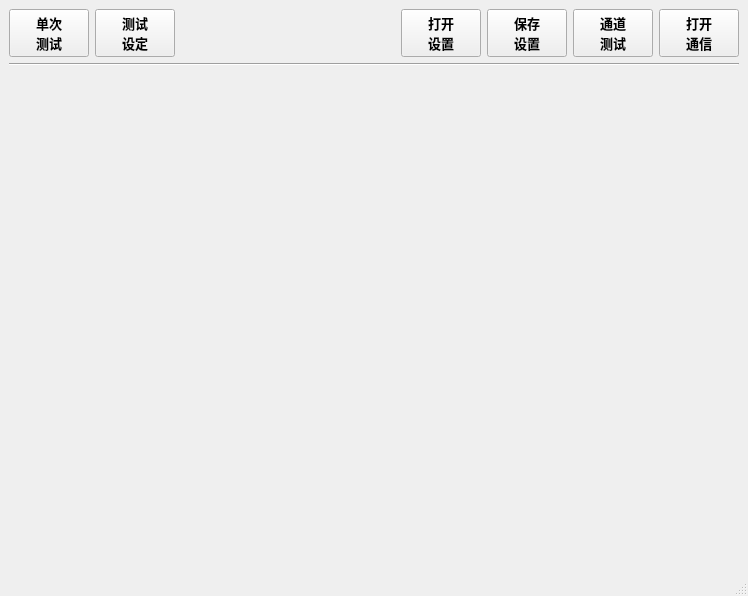
Before: the Qt Designer form MulitChannalBox/clsMultiChannaeBox.ui in caicaiking/WKEFactoryView2014, drawn with Qt 5.
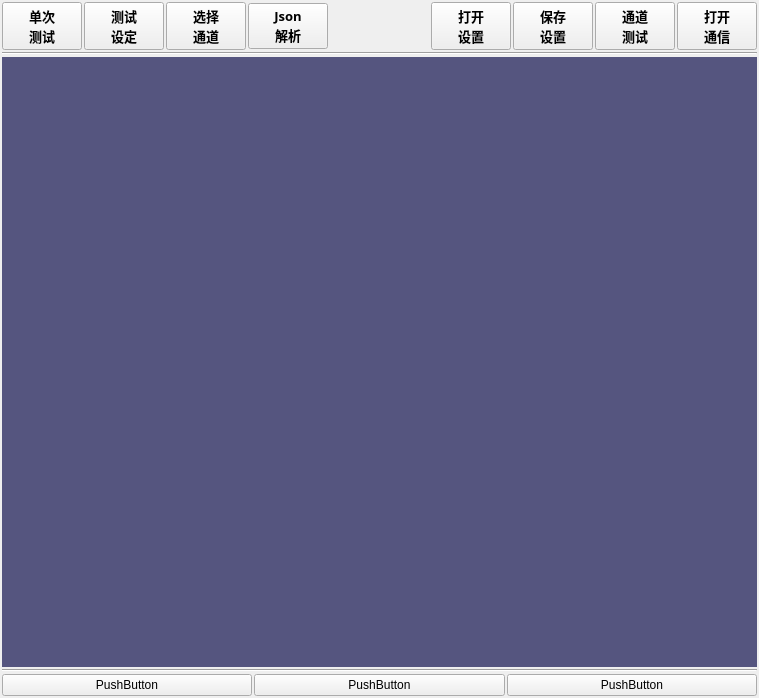
After: the same form once the commit is applied. Icons and pictures are not drawn.

Commit message: 添加了Multi Box 的显示方块

Patch:
```diff
--- a/MulitChannalBox/clsMultiChannaeBox.ui
+++ b/MulitChannalBox/clsMultiChannaeBox.ui
@@ -6,8 +6,8 @@
    <rect>
     <x>0</x>
     <y>0</y>
-    <width>748</width>
-    <height>596</height>
+    <width>759</width>
+    <height>698</height>
    </rect>
   </property>
   <property name="windowTitle">
@@ -21,7 +21,22 @@
 }</string>
   </property>
   <widget class="QWidget" name="centralwidget">
-   <layout class="QVBoxLayout" name="verticalLayout">
+   <layout class="QVBoxLayout" name="verticalLayout" stretch="0,0,10,0,0">
+    <property name="spacing">
+     <number>2</number>
+    </property>
+    <property name="leftMargin">
+     <number>2</number>
+    </property>
+    <property name="topMargin">
+     <number>2</number>
+    </property>
+    <property name="rightMargin">
+     <number>2</number>
+    </property>
+    <property name="bottomMargin">
+     <number>2</number>
+    </property>
     <item>
      <layout class="QHBoxLayout" name="horizontalLayout">
       <item>
@@ -88,6 +103,70 @@
         </property>
        </widget>
       </item>
+      <item>
+       <widget class="QPushButton" name="btnSelectChennal">
+        <property name="minimumSize">
+         <size>
+          <width>0</width>
+          <height>40</height>
+         </size>
+        </property>
+        <property name="font">
+         <font>
+          <family>楷体</family>
+          <pointsize>10</pointsize>
+          <weight>75</weight>
+          <bold>true</bold>
+         </font>
+        </property>
+        <property name="text">
+         <string>选择
+通道</string>
+        </property>
+        <property name="icon">
+         <iconset resource="../recFile/myRes.qrc">
+          <normaloff>:/Icons/chennal.png</normaloff>:/Icons/chennal.png</iconset>
+        </property>
+        <property name="iconSize">
+         <size>
+          <width>20</width>
+          <height>20</height>
+         </size>
+        </property>
+       </widget>
+      </item>
+      <item>
+       <widget class="QPushButton" name="btnSelectChennal_2">
+        <property name="minimumSize">
+         <size>
+          <width>0</width>
+          <height>40</height>
+         </size>
+        </property>
+        <property name="font">
+         <font>
+          <family>楷体</family>
+          <pointsize>10</pointsize>
+          <weight>75</weight>
+          <bold>true</bold>
+         </font>
+        </property>
+        <property name="text">
+         <string>Json
+解析</string>
+        </property>
+        <property name="icon">
+         <iconset resource="../recFile/myRes.qrc">
+          <normaloff>:/Icons/chennal.png</normaloff>:/Icons/chennal.png</iconset>
+        </property>
+        <property name="iconSize">
+         <size>
+          <width>20</width>
+          <height>20</height>
+         </size>
+        </property>
+       </widget>
+      </item>
       <item>
        <spacer name="horizontalSpacer">
         <property name="orientation">
@@ -252,8 +331,49 @@
         <height>48000</height>
        </size>
       </property>
+      <property name="font">
+       <font>
+        <family>楷体</family>
+        <pointsize>12</pointsize>
+       </font>
+      </property>
+      <property name="styleSheet">
+       <string notr="true">background-color: rgb(85, 85, 127);</string>
+      </property>
      </widget>
     </item>
+    <item>
+     <widget class="Line" name="line_3">
+      <property name="orientation">
+       <enum>Qt::Horizontal</enum>
+      </property>
+     </widget>
+    </item>
+    <item>
+     <layout class="QHBoxLayout" name="horizontalLayout_2">
+      <item>
+       <widget class="QPushButton" name="pushButton">
+        <property name="text">
+         <string>PushButton</string>
+        </property>
+       </widget>
+      </item>
+      <item>
+       <widget class="QPushButton" name="pushButton_2">
+        <property name="text">
+         <string>PushButton</string>
+        </property>
+       </widget>
+      </item>
+      <item>
+       <widget class="QPushButton" name="pushButton_3">
+        <property name="text">
+         <string>PushButton</string>
+        </property>
+       </widget>
+      </item>
+     </layout>
+    </item>
    </layout>
   </widget>
   <widget class="QMenuBar" name="menubar">
@@ -266,7 +386,6 @@
     </rect>
    </property>
   </widget>
-  <widget class="QStatusBar" name="statusbar"/>
  </widget>
  <resources>
   <include location="../recFile/myRes.qrc"/>
```
Left out of the diff: 2 changed lines with no effect on the pictures. The commit also changes 27 other files.
